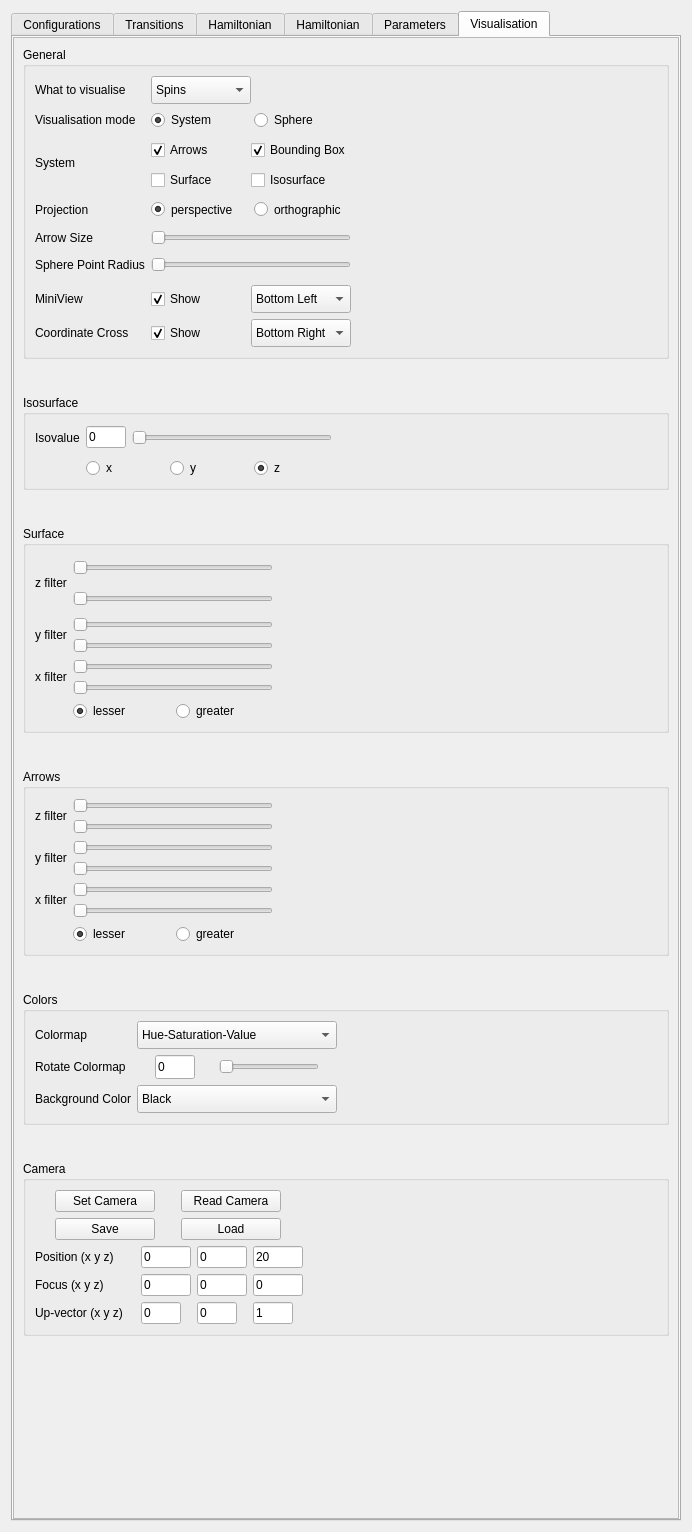
Before: the Qt Designer form ui-qt/ui/SettingsWidget.ui in spirit-code/spirit, drawn with Qt 5.
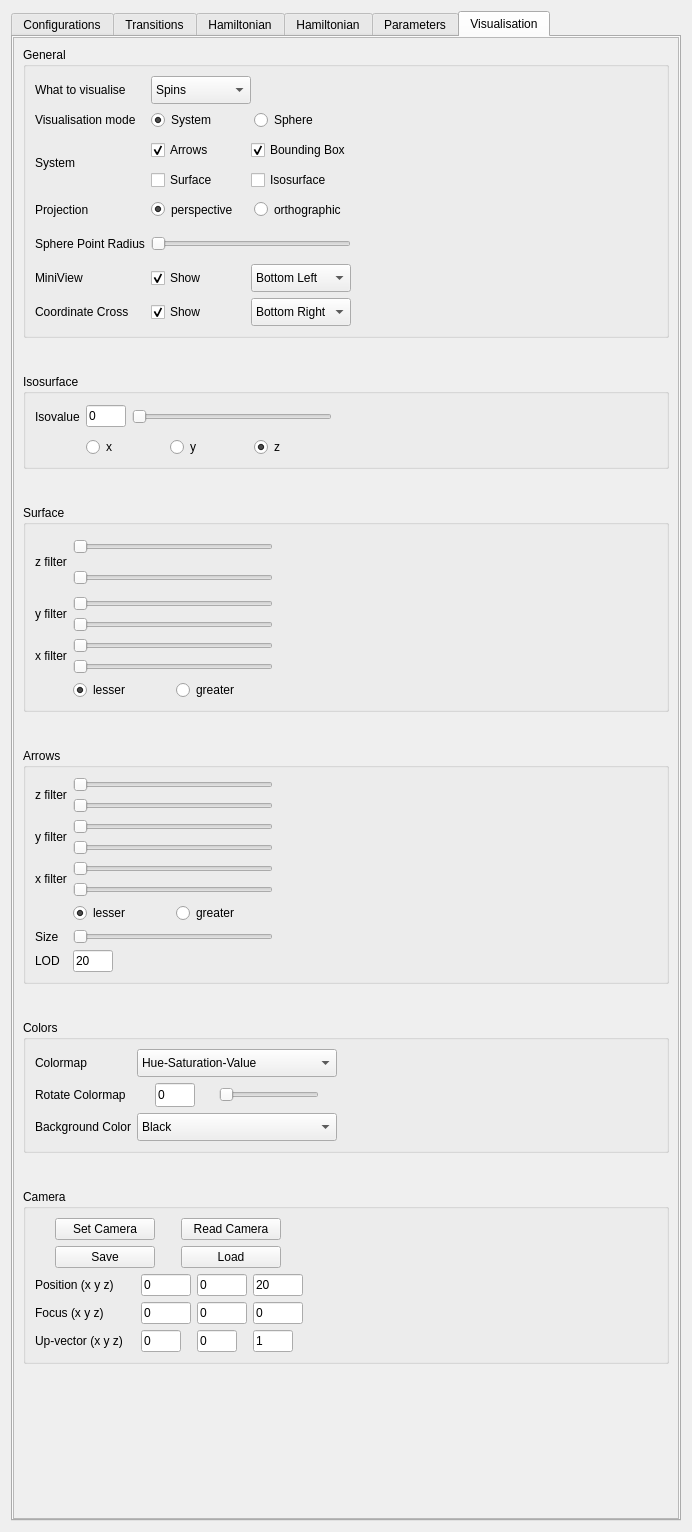
After: the same form once the commit is applied. The open tabs and pages were chosen to show the change.

Commit message: UI-QT: added arrow size + level of detail setters.

The edit to the form file:
```diff
--- a/ui-qt/ui/SettingsWidget.ui
+++ b/ui-qt/ui/SettingsWidget.ui
@@ -3513,32 +3513,6 @@
                 </property>
                </widget>
               </item>
-              <item row="5" column="2">
-               <widget class="QSlider" name="horizontalSlider_arrowsize">
-                <property name="maximumSize">
-                 <size>
-                  <width>200</width>
-                  <height>16777215</height>
-                 </size>
-                </property>
-                <property name="orientation">
-                 <enum>Qt::Horizontal</enum>
-                </property>
-               </widget>
-              </item>
-              <item row="5" column="0">
-               <widget class="QLabel" name="label_35">
-                <property name="maximumSize">
-                 <size>
-                  <width>100</width>
-                  <height>16777215</height>
-                 </size>
-                </property>
-                <property name="text">
-                 <string>Arrow Size</string>
-                </property>
-               </widget>
-              </item>
               <item row="4" column="0">
                <widget class="QLabel" name="label_46">
                 <property name="minimumSize">
@@ -4130,6 +4104,52 @@
                 </property>
                </widget>
               </item>
+              <item row="4" column="1">
+               <widget class="QSlider" name="horizontalSlider_arrowsize">
+                <property name="maximumSize">
+                 <size>
+                  <width>200</width>
+                  <height>16777215</height>
+                 </size>
+                </property>
+                <property name="orientation">
+                 <enum>Qt::Horizontal</enum>
+                </property>
+               </widget>
+              </item>
+              <item row="4" column="0">
+               <widget class="QLabel" name="label_35">
+                <property name="maximumSize">
+                 <size>
+                  <width>100</width>
+                  <height>16777215</height>
+                 </size>
+                </property>
+                <property name="text">
+                 <string>Size</string>
+                </property>
+               </widget>
+              </item>
+              <item row="5" column="0">
+               <widget class="QLabel" name="label_39">
+                <property name="text">
+                 <string>LOD</string>
+                </property>
+               </widget>
+              </item>
+              <item row="5" column="1">
+               <widget class="QLineEdit" name="lineEdit_arrows_lod">
+                <property name="maximumSize">
+                 <size>
+                  <width>40</width>
+                  <height>16777215</height>
+                 </size>
+                </property>
+                <property name="text">
+                 <string>20</string>
+                </property>
+               </widget>
+              </item>
              </layout>
             </widget>
            </item>
```
Left out of the diff: 148 changed lines with no effect on the pictures. The commit also changes 3 other files.
